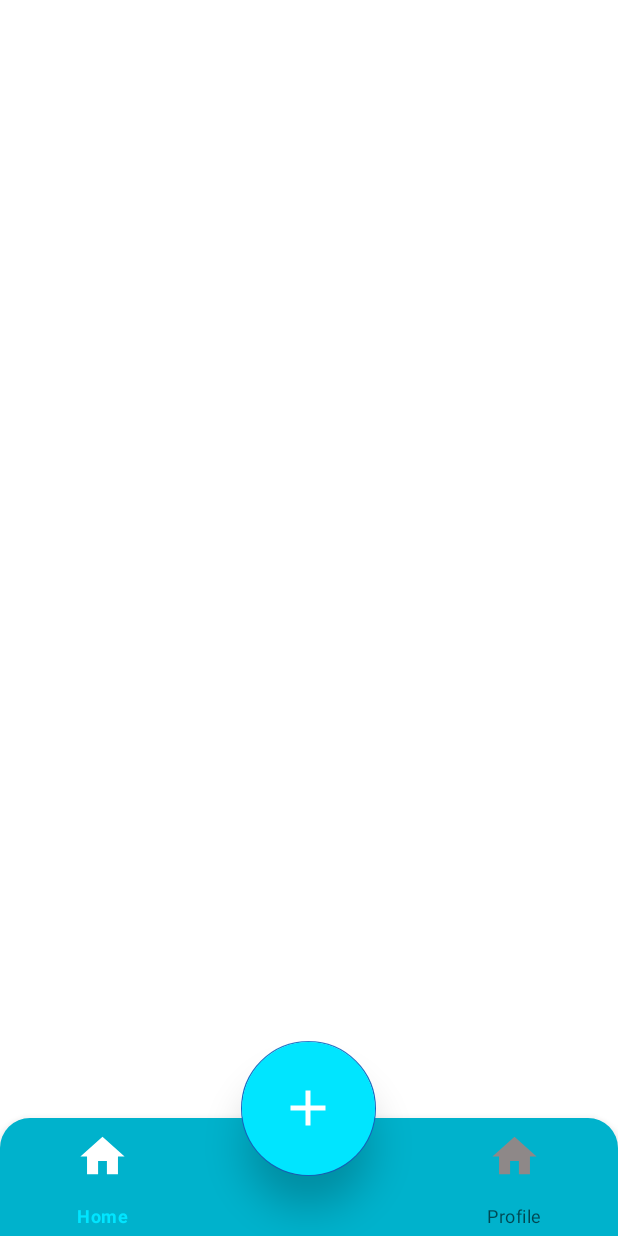
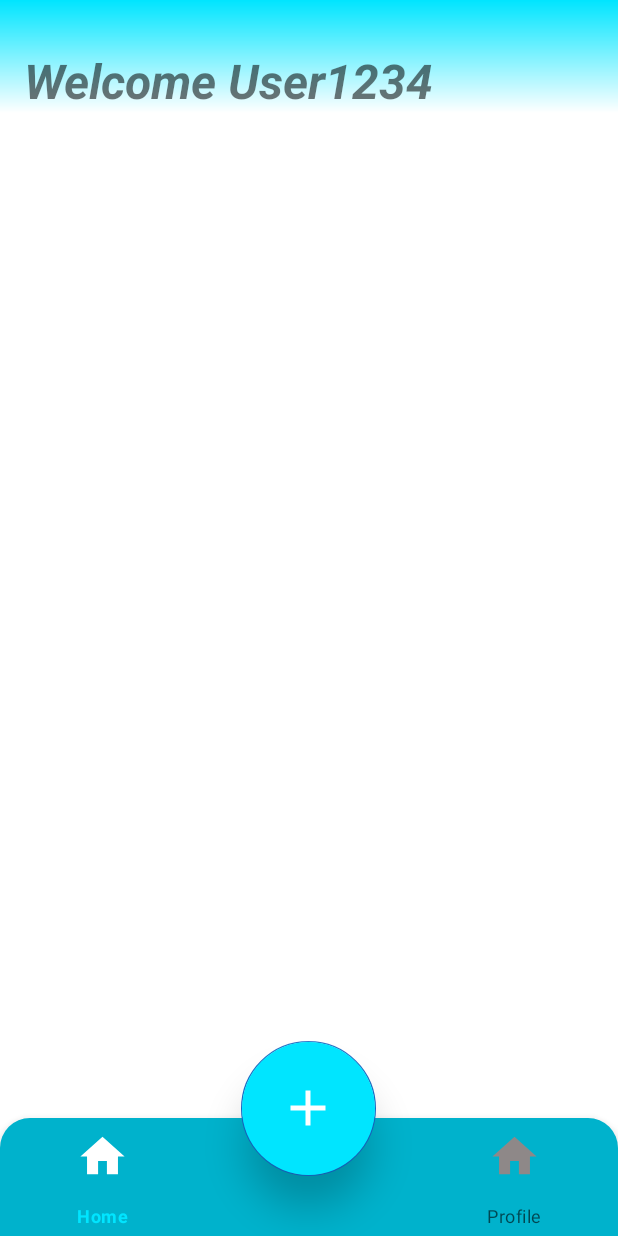
Before and after one commit to piush-terminalwitchcraft/Pet-Universe, an Android app: the screen it shows after launch (MainActivity), on a phone screen of 412 x 824 dp. Run offline under Robolectric (Android 15) with nearby library versions, the phone set to English and light mode, and no system bars; our stand-ins replace Firebase (no records; nobody signed in at launch, a user with empty details on screens opened directly), navigation-ui.

Commit message:
Improved UI #1

```diff
--- a/app/src/main/java/com/example/petuniverse/fragments/HomeFragment.kt
+++ b/app/src/main/java/com/example/petuniverse/fragments/HomeFragment.kt
@@ -24,12 +24,6 @@ class HomeFragment : Fragment() {
     lateinit var recyclerView: RecyclerView
     lateinit var db: FirebaseFirestore
 
-    override fun onCreate(savedInstanceState: Bundle?) {
-        super.onCreate(savedInstanceState)
-
-
-    }
-
     override fun onCreateView(
         inflater: LayoutInflater, container: ViewGroup?,
         savedInstanceState: Bundle?
@@ -37,52 +31,55 @@ class HomeFragment : Fragment() {
         // Inflate the layout for this fragment
         val view = inflater.inflate(R.layout.fragment_home, container, false)
 
-        recyclerView = view.findViewById(R.id.recyclerView)
-        recyclerView.layoutManager = LinearLayoutManager(context)
-        recyclerView.setHasFixedSize(true)
 
-        userdata = arrayListOf()
-        documentID = arrayListOf()
 
-        adapter = RecyclerAdapter(userdata,documentID)
-        recyclerView.adapter = adapter
-        EventChangeListener()
+
+//        recyclerView = view.findViewById(R.id.recyclerView)
+//        recyclerView.layoutManager = LinearLayoutManager(context)
+//        recyclerView.setHasFixedSize(true)
+//
+//        userdata = arrayListOf()
+//        documentID = arrayListOf()
+//
+//        adapter = RecyclerAdapter(userdata,documentID)
+//        recyclerView.adapter = adapter
+//        EventChangeListener()
         return view
     }
 
-    private fun EventChangeListener() {
-        db = FirebaseFirestore.getInstance()
-        db.collection("User")
-            .addSnapshotListener { value, error ->
-                if(error == null) {
-                    if (value != null) {
-                        for(dc in value.documentChanges){
-                            if(dc.type == DocumentChange.Type.ADDED){
-                                userdata.add(dc.document.toObject(firestoreData::class.java))
-                                documentID.add(dc.document.id)
-                            }
-                            else {
-                                val idx = documentID.indexOfFirst { it==dc.document.id }
-                                if(idx != -1){
-                                    if(dc.type == DocumentChange.Type.REMOVED){
-                                        userdata.removeAt(idx)
-                                        documentID.removeAt(idx)
-                                    }
-                                    else{
-                                        val obj = dc.document.toObject(firestoreData::class.java)
-                                        userdata[idx].ProfilePic = obj.ProfilePic
-                                        userdata[idx].ab = obj.ab
-
-                                    }
-                                }
-                            }
-                        }
-                    }
-                }
-                adapter.notifyDataSetChanged()
-
-            }
-    }
+//    private fun EventChangeListener() {
+//        db = FirebaseFirestore.getInstance()
+//        db.collection("User")
+//            .addSnapshotListener { value, error ->
+//                if(error == null) {
+//                    if (value != null) {
+//                        for(dc in value.documentChanges){
+//                            if(dc.type == DocumentChange.Type.ADDED){
+//                                userdata.add(dc.document.toObject(firestoreData::class.java))
+//                                documentID.add(dc.document.id)
+//                            }
+//                            else {
+//                                val idx = documentID.indexOfFirst { it==dc.document.id }
+//                                if(idx != -1){
+//                                    if(dc.type == DocumentChange.Type.REMOVED){
+//                                        userdata.removeAt(idx)
+//                                        documentID.removeAt(idx)
+//                                    }
+//                                    else{
+//                                        val obj = dc.document.toObject(firestoreData::class.java)
+//                                        userdata[idx].ProfilePic = obj.ProfilePic
+//                                        userdata[idx].ab = obj.ab
+//
+//                                    }
+//                                }
+//                            }
+//                        }
+//                    }
+//                }
+//                adapter.notifyDataSetChanged()
+//
+//            }
+//    }
 
 
 }
--- a/app/src/main/java/com/example/petuniverse/fragments/PostFragment.kt
+++ b/app/src/main/java/com/example/petuniverse/fragments/PostFragment.kt
@@ -147,7 +147,7 @@ class PostFragment : Fragment() {
         if(filePath != null){
             val imgPath = "PetsImage/" + auth.currentUser!!.email.toString()+
                     SimpleDateFormat("dd.MM.yyyy'|'HH.mm.ss").format(Date()).toString()
-            val ref = storageReference?.child(imgPath)
+            val ref = storageReference.child(imgPath)
             ref.putFile(filePath!!)
                 .addOnSuccessListener {
                     uploadData(imgPath)
@@ -197,8 +197,5 @@ class PostFragment : Fragment() {
     override fun onDestroyView() {
         super.onDestroyView()
         addViewModel.setstatus(Status.INITIAL)
-
     }
-
-
 }
--- /dev/null
+++ b/app/src/main/res/drawable/gradient_top.xml
@@ -0,0 +1,7 @@
+<?xml version="1.0" encoding="utf-8"?>
+<shape android:shape="rectangle" xmlns:android="http://schemas.android.com/apk/res/android">
+    <gradient
+        android:startColor= "@color/primary"
+        android:endColor="@color/white"
+        android:angle="270"/>
+</shape>
--- a/app/src/main/res/layout/fragment_home.xml
+++ b/app/src/main/res/layout/fragment_home.xml
@@ -6,14 +6,32 @@
     xmlns:app="http://schemas.android.com/apk/res-auto"
     tools:context=".fragments.HomeFragment">
 
-    <androidx.recyclerview.widget.RecyclerView
-        android:id="@+id/recyclerView"
-        app:layout_constraintStart_toStartOf="parent"
-        app:layout_constraintTop_toTopOf="parent"
+<!--    <androidx.recyclerview.widget.RecyclerView-->
+<!--        android:id="@+id/recyclerView"-->
+<!--        app:layout_constraintStart_toStartOf="parent"-->
+<!--        app:layout_constraintTop_toTopOf="parent"-->
+<!--        android:layout_width="match_parent"-->
+<!--        android:layout_height="300dp"-->
+<!--        tools:itemCount="10" />-->
+<!--    -->
+    <androidx.core.widget.NestedScrollView
         android:layout_width="match_parent"
-        android:layout_height="300dp"
-        tools:itemCount="10"
+        android:layout_height="match_parent">
 
+        <androidx.constraintlayout.widget.ConstraintLayout
+            android:layout_width="match_parent"
+            android:layout_height="wrap_content"
+            android:background="@drawable/gradient_top">
+            <TextView
+                android:id="@+id/welcome_user"
+                android:layout_width="match_parent"
+                android:layout_height="wrap_content"
+                android:text="Welcome User1234"
+                android:layout_marginTop="32dp"
+                app:layout_constraintTop_toTopOf="parent"
+                style="@style/general_layout" />
 
-        />
+        </androidx.constraintlayout.widget.ConstraintLayout>
+    </androidx.core.widget.NestedScrollView>
+
 </androidx.constraintlayout.widget.ConstraintLayout>
--- a/app/src/main/res/values/themes.xml
+++ b/app/src/main/res/values/themes.xml
@@ -13,4 +13,12 @@
         <item name="android:statusBarColor" tools:targetApi="l">?attr/colorPrimaryVariant</item>
         <!-- Customize your theme here. -->
     </style>
+    <style name="general_layout">
+        <item name="layout_constraintStart_toStartOf">parent</item>
+        <item name="layout_constraintEnd_toEndOf">parent</item>
+        <item name="android:layout_marginStart">16dp</item>
+        <item name="android:layout_marginEnd">16dp</item>
+        <item name="android:textSize">32dp</item>
+        <item name="android:textStyle">bold|italic</item>
+    </style>
 </resources>
```
Also changed, not shown: app/src/main/java/com/example/petuniverse/LogOut.kt (+0 -18 lines), app/src/main/res/layout/activity_log_out.xml (+12 -4 lines).
